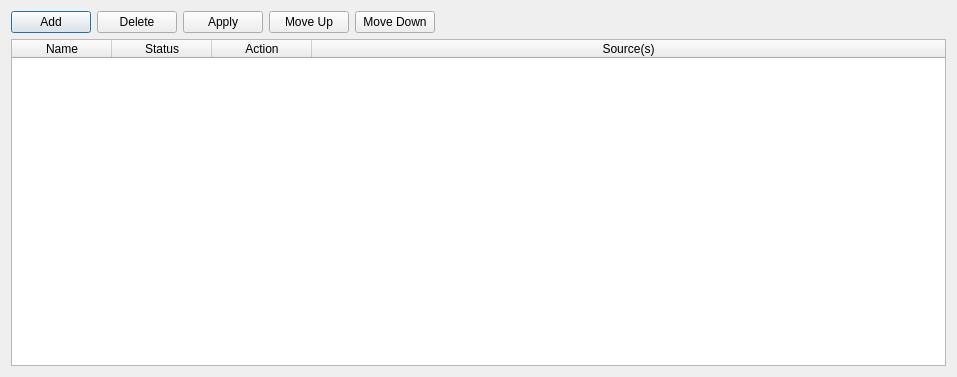
Qt form ui/rules_window.ui (midnightdim/declutter) before a commit.
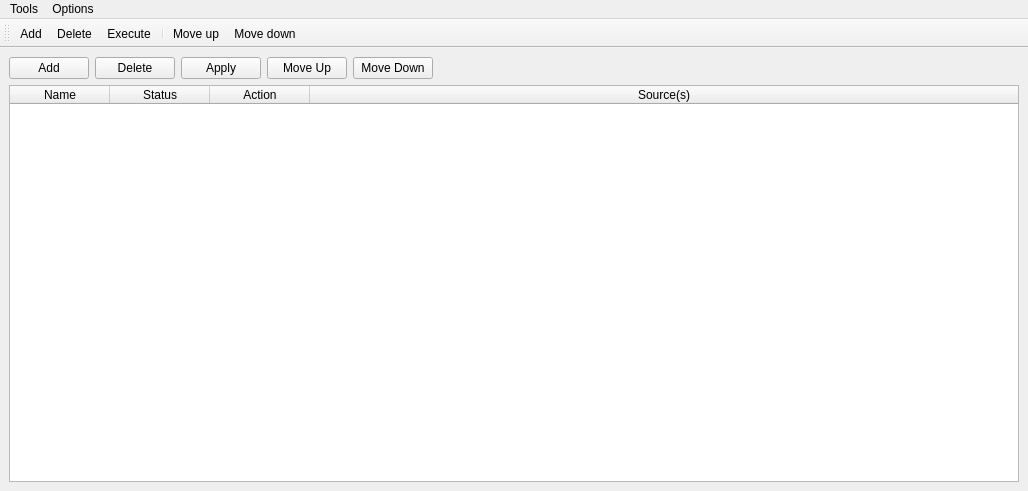
The same form after that commit. Icons and pictures are not drawn.

What changed in the file:
```diff
--- a/ui/rules_window.ui
+++ b/ui/rules_window.ui
@@ -1,16 +1,13 @@
 <?xml version="1.0" encoding="UTF-8"?>
 <ui version="4.0">
  <class>rulesWindow</class>
- <widget class="QDialog" name="rulesWindow">
-  <property name="enabled">
-   <bool>true</bool>
-  </property>
+ <widget class="QMainWindow" name="rulesWindow">
   <property name="geometry">
    <rect>
     <x>0</x>
     <y>0</y>
-    <width>957</width>
-    <height>377</height>
+    <width>1028</width>
+    <height>491</height>
    </rect>
   </property>
   <property name="sizePolicy">
@@ -26,14 +23,15 @@
    <iconset>
     <normaloff>DeClutter.ico</normaloff>DeClutter.ico</iconset>
   </property>
-  <property name="sizeGripEnabled">
-   <bool>false</bool>
-  </property>
-  <property name="modal">
-   <bool>false</bool>
-  </property>
-  <layout class="QVBoxLayout" name="verticalLayout">
-   <item>
+  <widget class="QWidget" name="centralwidget">
+   <property name="sizePolicy">
+    <sizepolicy hsizetype="Maximum" vsizetype="Maximum">
+     <horstretch>0</horstretch>
+     <verstretch>0</verstretch>
+    </sizepolicy>
+   </property>
+   <layout class="QGridLayout" name="gridLayout">
+    <item row="0" column="0">
     <layout class="QVBoxLayout" name="verticalLayout_2">
      <item>
       <layout class="QHBoxLayout" name="horizontalLayout">
@@ -80,7 +78,7 @@
          <property name="sizeHint" stdset="0">
           <size>
            <width>40</width>
-           <height>20</height>
+            <height>0</height>
           </size>
          </property>
         </spacer>
@@ -130,6 +128,120 @@
    </item>
   </layout>
  </widget>
- <resources/>
+  <widget class="QMenuBar" name="menubar">
+   <property name="geometry">
+    <rect>
+     <x>0</x>
+     <y>0</y>
+     <width>1028</width>
+     <height>21</height>
+    </rect>
+   </property>
+   <widget class="QMenu" name="menuOptions">
+    <property name="title">
+     <string>Tools</string>
+    </property>
+    <addaction name="actionOpen_log_file"/>
+    <addaction name="actionClear_log_file"/>
+   </widget>
+   <widget class="QMenu" name="menuOptions_2">
+    <property name="title">
+     <string>Options</string>
+    </property>
+   </widget>
+   <addaction name="menuOptions"/>
+   <addaction name="menuOptions_2"/>
+  </widget>
+  <widget class="QToolBar" name="toolBar">
+   <property name="windowTitle">
+    <string>toolBar</string>
+   </property>
+   <attribute name="toolBarArea">
+    <enum>TopToolBarArea</enum>
+   </attribute>
+   <attribute name="toolBarBreak">
+    <bool>false</bool>
+   </attribute>
+   <addaction name="actionAdd"/>
+   <addaction name="actionDelete"/>
+   <addaction name="actionExecute"/>
+   <addaction name="separator"/>
+   <addaction name="actionMove_up"/>
+   <addaction name="actionMove_down"/>
+  </widget>
+  <action name="actionAdd">
+   <property name="icon">
+    <iconset>
+     <normaloff>icons/plus.svg</normaloff>icons/plus.svg</iconset>
+   </property>
+   <property name="text">
+    <string>Add</string>
+   </property>
+   <property name="toolTip">
+    <string>Add</string>
+   </property>
+   <property name="shortcut">
+    <string>Ctrl+N</string>
+   </property>
+  </action>
+  <action name="actionOpen_log_file">
+   <property name="text">
+    <string>Open log file</string>
+   </property>
+  </action>
+  <action name="actionClear_log_file">
+   <property name="text">
+    <string>Clear log file</string>
+   </property>
+  </action>
+  <action name="actionDelete">
+   <property name="icon">
+    <iconset>
+     <normaloff>icons/cross.svg</normaloff>icons/cross.svg</iconset>
+   </property>
+   <property name="text">
+    <string>Delete</string>
+   </property>
+   <property name="shortcut">
+    <string>Del</string>
+   </property>
+  </action>
+  <action name="actionExecute">
+   <property name="icon">
+    <iconset>
+     <normaloff>icons/media-play.svg</normaloff>icons/media-play.svg</iconset>
+   </property>
+   <property name="text">
+    <string>Execute</string>
+   </property>
+  </action>
+  <action name="actionMove_up">
+   <property name="icon">
+    <iconset>
+     <normaloff>icons/arrow-thin-up.svg</normaloff>icons/arrow-thin-up.svg</iconset>
+   </property>
+   <property name="text">
+    <string>Move up</string>
+   </property>
+   <property name="shortcut">
+    <string>Up</string>
+   </property>
+  </action>
+  <action name="actionMove_down">
+   <property name="icon">
+    <iconset>
+     <normaloff>icons/arrow-thin-down.svg</normaloff>icons/arrow-thin-down.svg</iconset>
+   </property>
+   <property name="text">
+    <string>Move down</string>
+   </property>
+   <property name="shortcut">
+    <string>Down</string>
+   </property>
+  </action>
+ </widget>
+ <resources>
+  <include location="DeClutter.qrc"/>
+ </resources>
  <connections/>
 </ui>
```
Left out of the diff: 4 changed lines with no effect on the pictures. Lines whose indentation alone changed are shown as unchanged.
